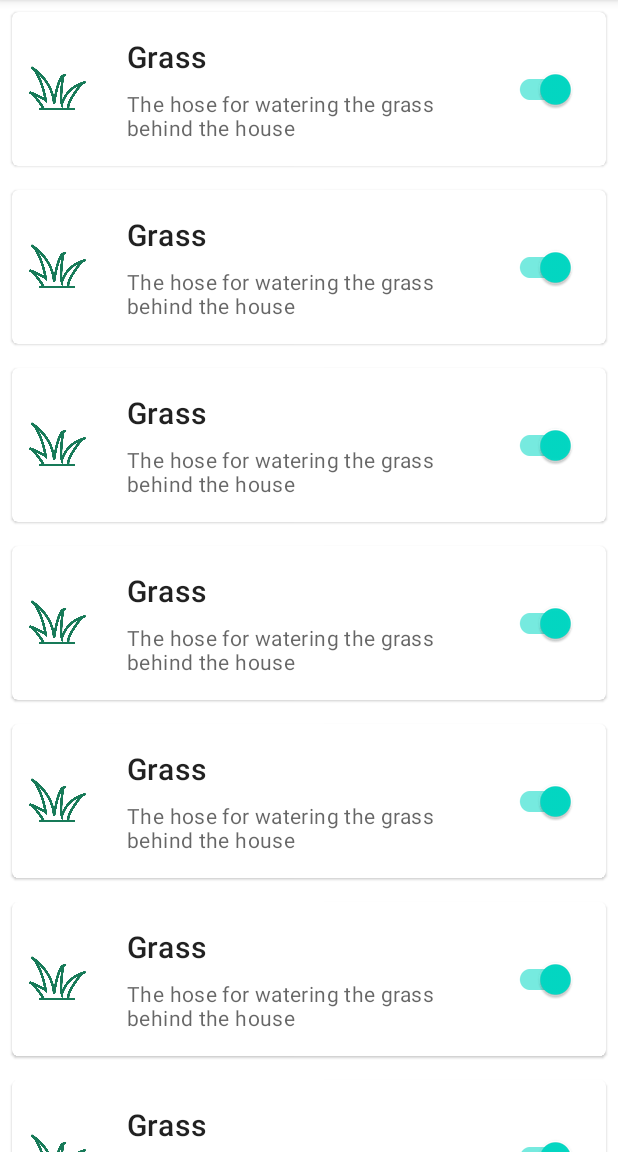
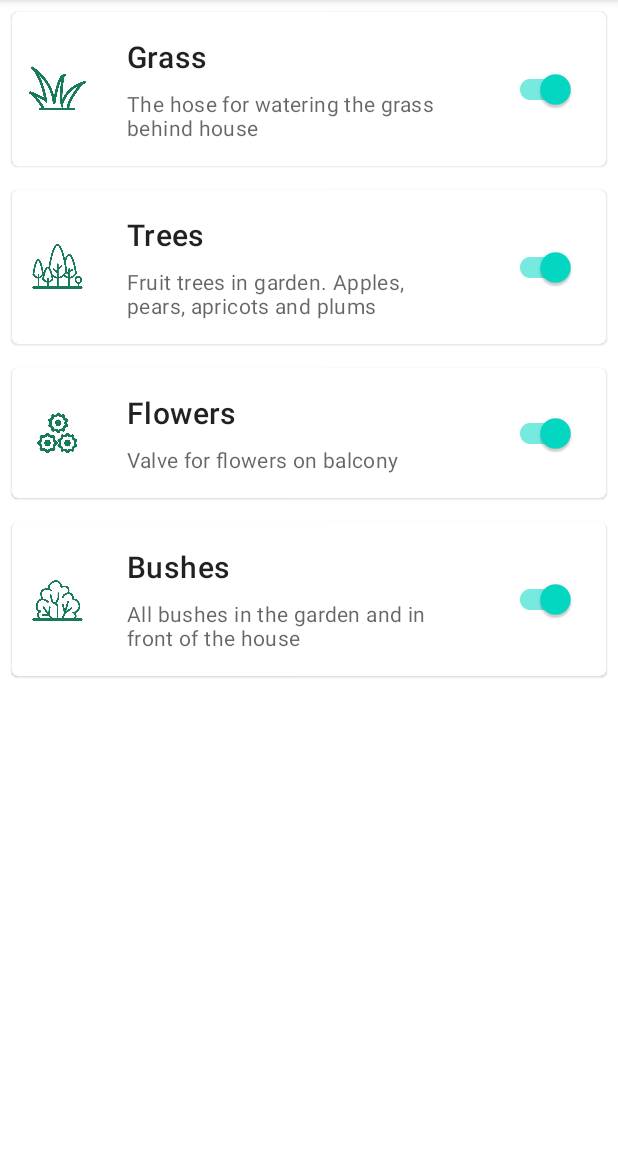
Before and after one commit to radovansanta/SmartGardenApp, an Android app: the screen it shows after launch (MainActivity), on a phone screen of 412 x 824 dp, the part 84-1236 px from its top. Run offline under Robolectric (Android 15) with nearby library versions, the phone set to English and light mode, and no system bars.

Commit message:
Updated Icons

```diff
--- a/app/src/main/java/com/example/smartgarden/MainActivity.java
+++ b/app/src/main/java/com/example/smartgarden/MainActivity.java
@@ -26,13 +26,9 @@ public class MainActivity extends AppCompatActivity {
         ArrayList<Valve> valves = new ArrayList<>();
 
         valves.add(new Valve("Grass","The hose for watering the grass behind house",R.drawable.grass_icon));
-        valves.add(new Valve("Grass","The hose for watering the grass behind house",R.drawable.grass_icon));
-        valves.add(new Valve("Grass","The hose for watering the grass behind house",R.drawable.grass_icon));
-        valves.add(new Valve("Grass","The hose for watering the grass behind house",R.drawable.grass_icon));
-        valves.add(new Valve("Grass","The hose for watering the grass behind house",R.drawable.grass_icon));
-        valves.add(new Valve("Grass","The hose for watering the grass behind house",R.drawable.grass_icon));
-        valves.add(new Valve("Grass","The hose for watering the grass behind house",R.drawable.grass_icon));
-        valves.add(new Valve("Grass","The hose for watering the grass behind house",R.drawable.grass_icon));
+        valves.add(new Valve("Trees","Fruit trees in garden. Apples, pears, apricots and plums",R.drawable.tree_icon));
+        valves.add(new Valve("Flowers","Valve for flowers on balcony",R.drawable.flower_icon));
+        valves.add(new Valve("Bushes","All bushes in the garden and in front of the house",R.drawable.bush_icon));
 
         valveAdapter = new ValveAdapter(valves);
 
--- a/app/src/main/java/com/example/smartgarden/ValveAdapter.java
+++ b/app/src/main/java/com/example/smartgarden/ValveAdapter.java
@@ -36,6 +36,7 @@ public class ValveAdapter extends RecyclerView.Adapter<ValveAdapter.ViewHolder>
     @Override
     public void onBindViewHolder(@NonNull ViewHolder holder, int position) {
         holder.name.setText(valves.get(position).getName());
+        holder.description.setText(valves.get(position).getDescription());
         holder.icon.setImageResource(valves.get(position).getIconId());
     }
 
```
Also changed, not shown: app/src/main/res/drawable/bush_icon.png (added), app/src/main/res/drawable/flower_icon.png (added), app/src/main/res/drawable/tree_icon.png (added).
